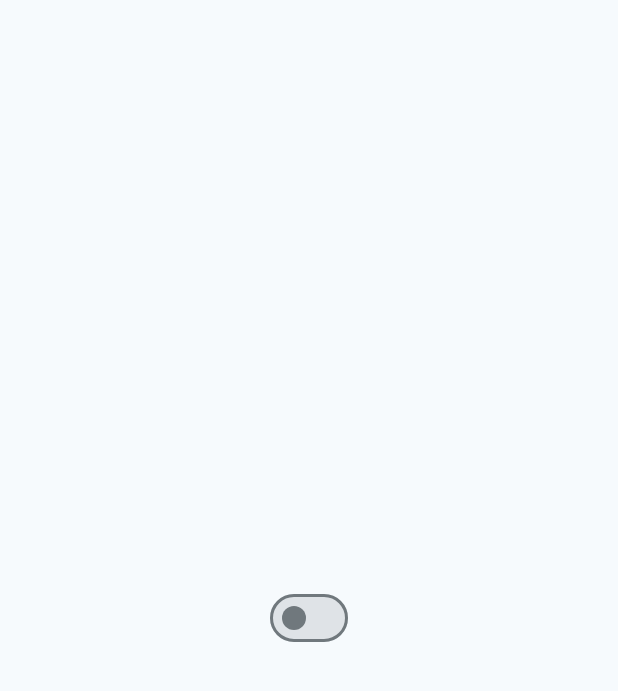
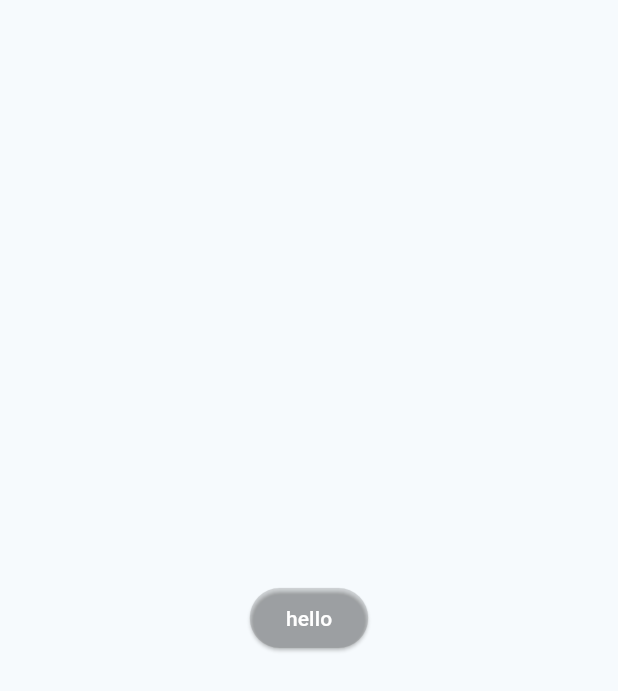
Before and after one commit to Nungdoo/flutter_study, a Flutter app: the screen it shows after launch, on a phone screen of 412 x 824 dp. Shown: the top 691 px of the screen. Run offline on Flutter 3.47's test engine with Material 2 defaults, Android fonts, the phone set to English and light mode, and no system bars.

Commit message:
change Switch to Button

```diff
--- a/lib/main.dart
+++ b/lib/main.dart
@@ -19,6 +19,8 @@ class MyApp extends StatefulWidget {
 
 class _MyApp extends State<MyApp> {
   var switchValue = false;
+  String test = 'hello';
+  Color _color = Colors.black12;
 
   // build 함수 재정의, 어떤 위젯을 만들건지 정의
   @override
@@ -34,17 +36,28 @@ class _MyApp extends State<MyApp> {
       // home : 첫 화면에 어떤 내용을 표시할지 결정
       home: Scaffold(
         body: Center(
-          child: Switch(
-            value: switchValue,
-            onChanged: (value) {
-              // 변수값이 바뀜을 앱에 알려 화면을 갱신시킴
-              // 화면의 값을 바꾸려면 setState() 함수 안에서 해야 함
-              setState(() {
-                print(value);
-                switchValue = value;
-              });
-            },
-          ),
+          child: ElevatedButton(
+            child: Text(
+              '$test',
+              style: TextStyle(color: Colors.white),
+            ),
+            style: ButtonStyle(
+              backgroundColor: MaterialStateProperty.all(_color)
+            ),
+            onPressed: () {
+              if (test == 'hello') {
+                setState(() {
+                  test = 'flutter';
+                  _color = Colors.amber;
+                });
+              } else {
+                setState(() {
+                  test = 'hello';
+                  _color = Colors.black12;
+                });
+              }
+            }
+          )
         ),
       )
     );
```
